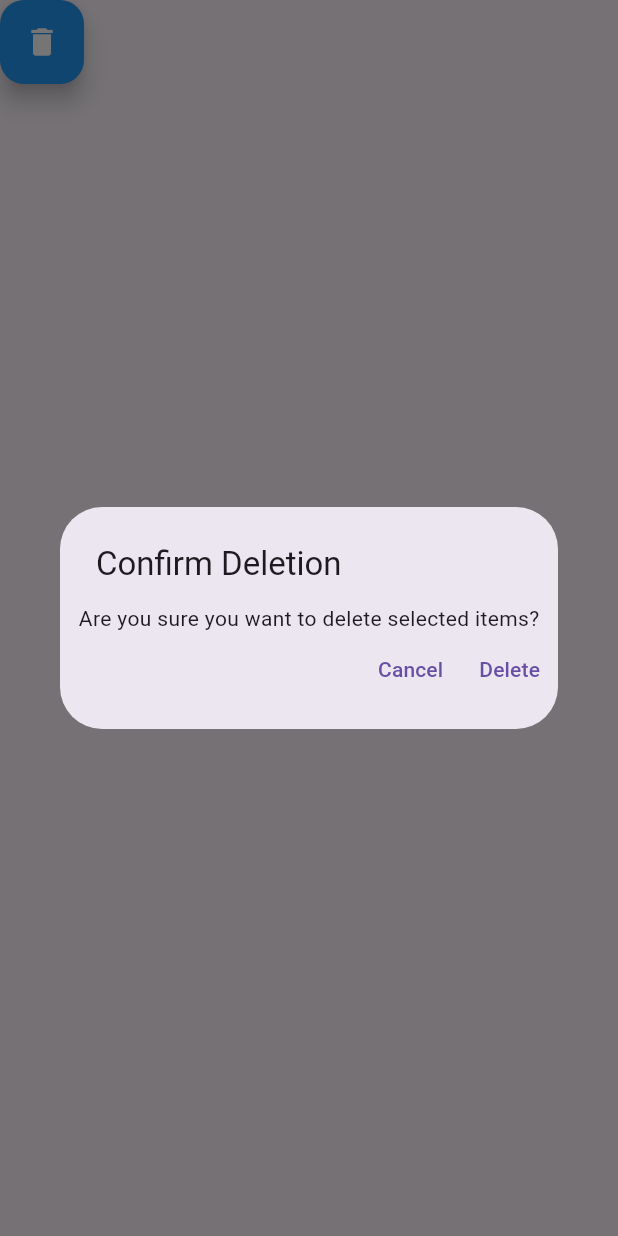
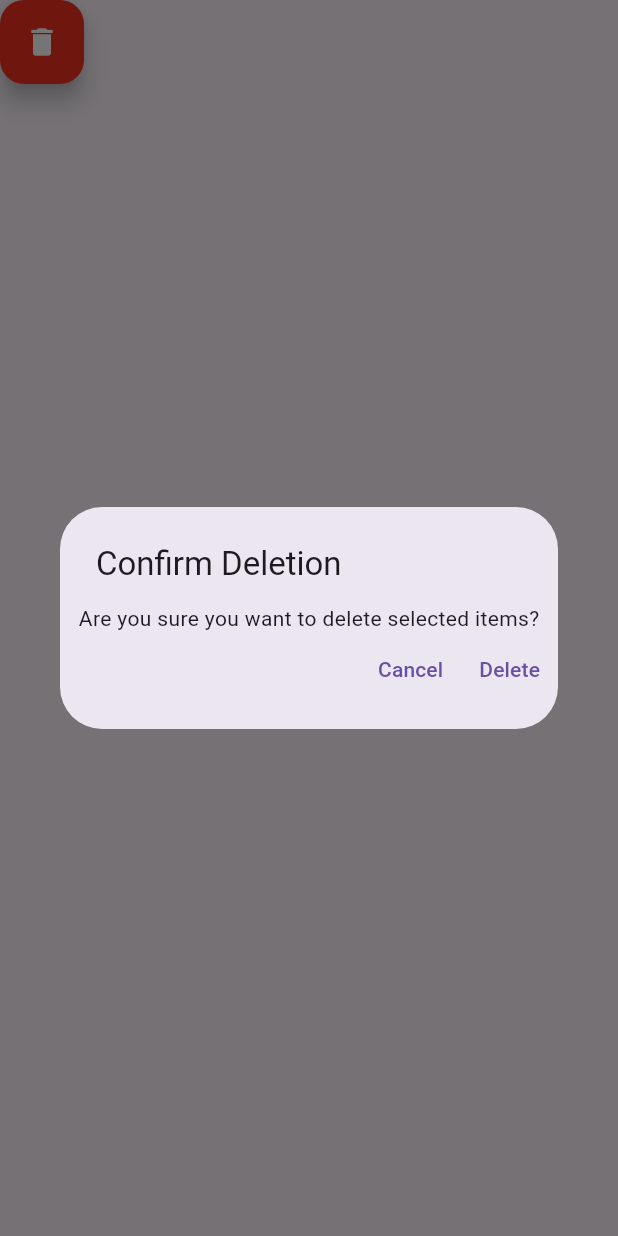
Before and after one commit to rnmskyn/todoapp, a Flutter app: the DeleteButton widget shown alone on an empty page, opened directly, after a tap on the "delete" icon, on a phone screen of 412 x 824 dp. Run offline on Flutter 3.47's test engine with Material 3 defaults, Android fonts, the light colour scheme and no system bars; our stand-ins replace flutter_riverpod.

Commit message:
change the color of action button when todo item is selected to highlight the delete function

```diff
--- a/lib/widgets/action_button.dart
+++ b/lib/widgets/action_button.dart
@@ -39,7 +39,7 @@ class DeleteButton extends ConsumerWidget {
           ref.read(appStateProvider.notifier).deleteSelectedTodos();
         }
       },
-      backgroundColor: Colors.blue, // Optional: button color
+      backgroundColor: const Color.fromARGB(255, 243, 51, 33), // Optional: button color
       foregroundColor: Colors.white, // Optional: icon color
       child: const Icon(Icons.delete), // The icon inside the button
     );
```
